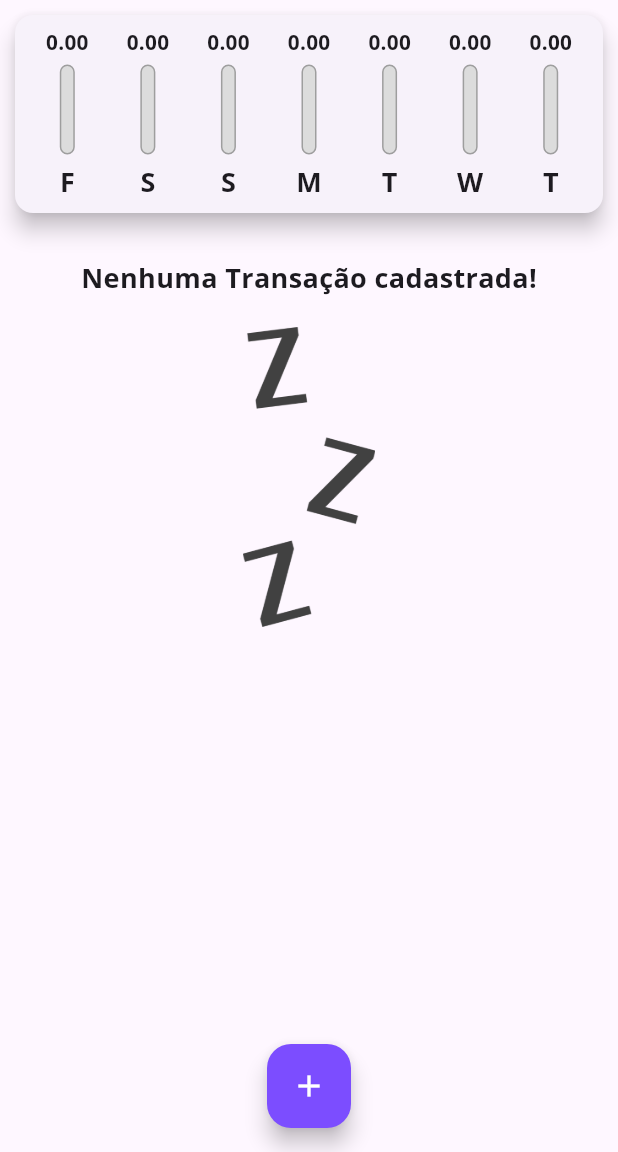
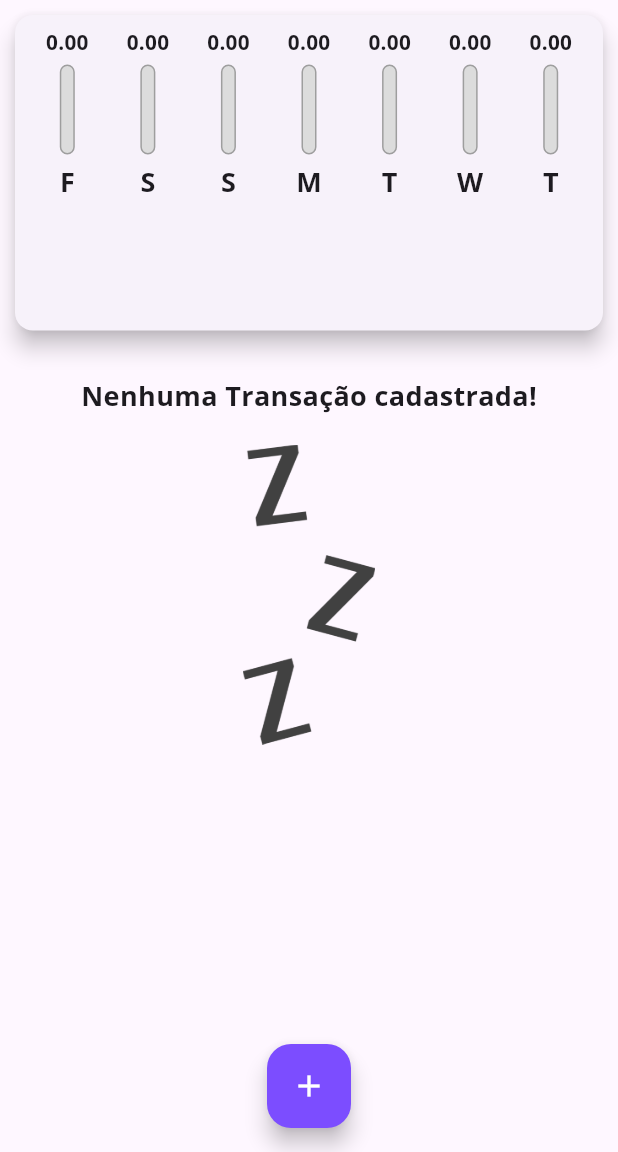
Before and after one commit to DanielMartinsSouza/finance_control, a Flutter app: the screen it shows after launch, on a phone screen of 412 x 824 dp, the part 84-1236 px from its top. Run offline on Flutter 3.47's test engine with Material 3 defaults, Android fonts, the light colour scheme and no system bars.

Commit message:
Adicionando responsividade ao app

```diff
--- a/lib/components/transaction_form.dart
+++ b/lib/components/transaction_form.dart
@@ -71,9 +71,7 @@
                 children: <Widget>[
                   Expanded(
                     child: Text(
-                      _selectedDate == null
-                          ? "No data selected!"
-                          : "Date: ${DateFormat("dd/MM/y").format(_selectedDate)}",
+                      "Date: ${DateFormat("dd/MM/y").format(_selectedDate)}",
                     ),
                   ),
                   TextButton(
--- a/lib/components/transaction_list.dart
+++ b/lib/components/transaction_list.dart
@@ -9,9 +9,7 @@
 
   @override
   Widget build(BuildContext context) {
-    return Container(
-      height: 300,
-      child: transactions.isEmpty
+    return transactions.isEmpty
         ? Column(
             children: <Widget>[
               SizedBox(
@@ -68,7 +66,6 @@
                 ),
               );
             },
-            ),
           );
   }
 }
--- a/lib/main.dart
+++ b/lib/main.dart
@@ -110,8 +110,7 @@
 
   @override
   Widget build(BuildContext context) {
-    return Scaffold(
-      appBar: AppBar(
+    final appBar = AppBar(
       actions: [
         IconButton(
           onPressed: () => _openTransactionFormModal(context),
@@ -121,13 +120,24 @@
       backgroundColor: Theme.of(context).primaryColor,
       centerTitle: true,
       title: Text("Expenses"),
-      ),
+    );
+
+    final availableHeight = MediaQuery.of(context).size.height -
+        appBar.preferredSize.height -
+        MediaQuery.of(context).padding.top;
+
+    return Scaffold(
+      appBar: appBar,
       body: SingleChildScrollView(
         child: Column(
           crossAxisAlignment: CrossAxisAlignment.stretch,
           children: <Widget>[
-            Chart(_recentTransactions),
-            TransactionList(_transactions, _removeTransaction),
+            Container(
+                height: availableHeight * 0.3,
+                child: Chart(_recentTransactions)),
+            Container(
+                height: availableHeight * 0.7,
+                child: TransactionList(_transactions, _removeTransaction)),
           ],
         ),
       ),
```
Lines whose indentation alone changed are shown as unchanged.
